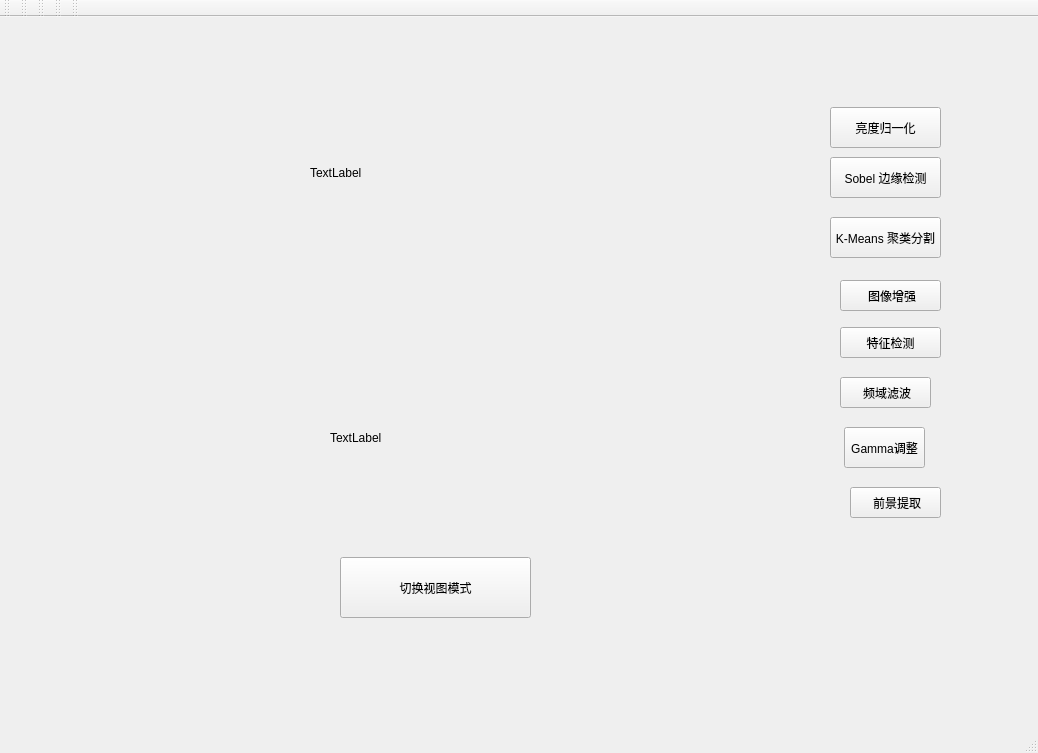
First picture: the form in mainwindow/mainwindow.ui, repository Ryan-Big-Data-grade24-scut/mainwindow3, before the edit.
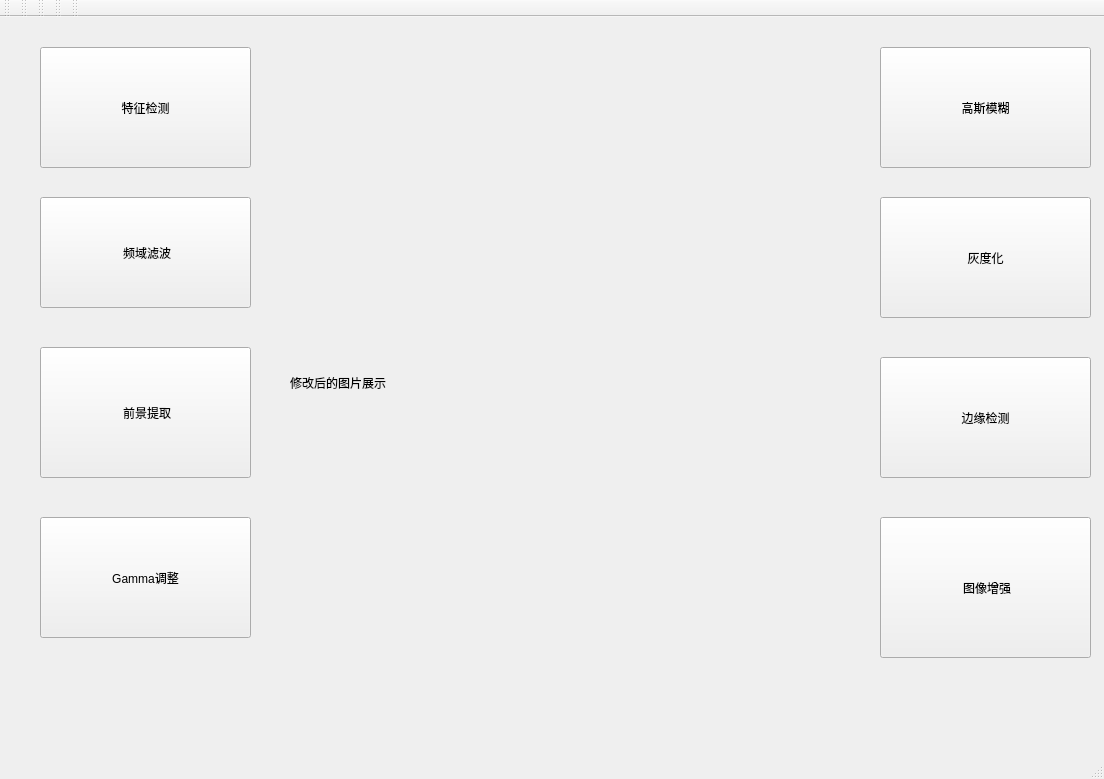
Second picture: the form after the edit. The open tabs and pages were chosen to show the change.

Commit message: 已经修改过了ui文件以及中文转英文的版本

The edit to the form file:
```diff
--- a/mainwindow/mainwindow.ui
+++ b/mainwindow/mainwindow.ui
@@ -6,8 +6,8 @@
    <rect>
     <x>0</x>
     <y>0</y>
-    <width>1038</width>
-    <height>753</height>
+    <width>1104</width>
+    <height>779</height>
    </rect>
   </property>
   <property name="windowTitle">
@@ -17,10 +17,10 @@
    <widget class="QStackedWidget" name="stackedWidget">
     <property name="geometry">
      <rect>
-      <x>10</x>
-      <y>10</y>
-      <width>1021</width>
-      <height>711</height>
+      <x>0</x>
+      <y>0</y>
+      <width>1111</width>
+      <height>741</height>
      </rect>
     </property>
     <property name="currentIndex">
@@ -446,67 +446,79 @@
      <widget class="QLabel" name="label_6">
       <property name="geometry">
        <rect>
-        <x>320</x>
-        <y>300</y>
-        <width>401</width>
-        <height>221</height>
+        <x>290</x>
+        <y>60</y>
+        <width>581</width>
+        <height>611</height>
        </rect>
       </property>
       <property name="styleSheet">
        <string notr="true">font: 26pt &quot;Microsoft YaHei UI&quot;;</string>
       </property>
       <property name="text">
-       <string>TextLabel</string>
+       <string>修改后的图片展示</string>
       </property>
      </widget>
      <widget class="QPushButton" name="pushButton_gaussian">
       <property name="geometry">
        <rect>
-        <x>820</x>
-        <y>80</y>
-        <width>111</width>
-        <height>41</height>
+        <x>880</x>
+        <y>30</y>
+        <width>211</width>
+        <height>121</height>
        </rect>
       </property>
+      <property name="styleSheet">
+       <string notr="true">font: 20pt &quot;Agency FB&quot;;</string>
+      </property>
       <property name="text">
-       <string>亮度归一化</string>
+       <string>高斯模糊</string>
       </property>
      </widget>
      <widget class="QPushButton" name="pushButton_gray">
       <property name="geometry">
        <rect>
-        <x>820</x>
-        <y>130</y>
-        <width>111</width>
-        <height>41</height>
+        <x>880</x>
+        <y>180</y>
+        <width>211</width>
+        <height>121</height>
        </rect>
       </property>
+      <property name="styleSheet">
+       <string notr="true">font: 22pt &quot;Agency FB&quot;;</string>
+      </property>
       <property name="text">
-       <string>Sobel 边缘检测</string>
+       <string>灰度化</string>
       </property>
      </widget>
      <widget class="QPushButton" name="pushButton_canny">
       <property name="geometry">
        <rect>
-        <x>820</x>
-        <y>190</y>
-        <width>111</width>
-        <height>41</height>
+        <x>880</x>
+        <y>340</y>
+        <width>211</width>
+        <height>121</height>
        </rect>
       </property>
+      <property name="styleSheet">
+       <string notr="true">font: 22pt &quot;Agency FB&quot;;</string>
+      </property>
       <property name="text">
-       <string>K-Means 聚类分割</string>
+       <string>边缘检测</string>
       </property>
      </widget>
      <widget class="QPushButton" name="pushButton_effectA">
       <property name="geometry">
        <rect>
-        <x>830</x>
-        <y>253</y>
-        <width>101</width>
-        <height>31</height>
+        <x>880</x>
+        <y>500</y>
+        <width>211</width>
+        <height>141</height>
        </rect>
       </property>
+      <property name="styleSheet">
+       <string notr="true">font: 22pt &quot;Agency FB&quot;;</string>
+      </property>
       <property name="text">
        <string>	图像增强</string>
       </property>
@@ -514,12 +526,15 @@
      <widget class="QPushButton" name="pushButton_effectB">
       <property name="geometry">
        <rect>
-        <x>830</x>
-        <y>300</y>
-        <width>101</width>
-        <height>31</height>
+        <x>40</x>
+        <y>30</y>
+        <width>211</width>
+        <height>121</height>
        </rect>
       </property>
+      <property name="styleSheet">
+       <string notr="true">font: 22pt &quot;Agency FB&quot;;</string>
+      </property>
       <property name="text">
        <string>特征检测</string>
       </property>
@@ -527,12 +542,15 @@
      <widget class="QPushButton" name="pushButton_effectC">
       <property name="geometry">
        <rect>
-        <x>830</x>
-        <y>350</y>
-        <width>91</width>
-        <height>31</height>
+        <x>40</x>
+        <y>180</y>
+        <width>211</width>
+        <height>111</height>
        </rect>
       </property>
+      <property name="styleSheet">
+       <string notr="true">font: 22pt &quot;Agency FB&quot;;</string>
+      </property>
       <property name="text">
        <string>	频域滤波</string>
       </property>
@@ -540,12 +558,15 @@
      <widget class="QPushButton" name="pushButton_effectD">
       <property name="geometry">
        <rect>
-        <x>834</x>
-        <y>400</y>
-        <width>81</width>
-        <height>41</height>
+        <x>40</x>
+        <y>500</y>
+        <width>211</width>
+        <height>121</height>
        </rect>
       </property>
+      <property name="styleSheet">
+       <string notr="true">font: 22pt &quot;Agency FB&quot;;</string>
+      </property>
       <property name="text">
        <string>Gamma调整</string>
       </property>
@@ -553,48 +574,19 @@
      <widget class="QPushButton" name="pushButton_effectE">
       <property name="geometry">
        <rect>
-        <x>840</x>
-        <y>460</y>
-        <width>91</width>
-        <height>31</height>
+        <x>40</x>
+        <y>330</y>
+        <width>211</width>
+        <height>131</height>
        </rect>
       </property>
+      <property name="styleSheet">
+       <string notr="true">font: 22pt &quot;Agency FB&quot;;</string>
+      </property>
       <property name="text">
        <string>	前景提取</string>
       </property>
      </widget>
-     <widget class="QLabel" name="label_originalImage">
-      <property name="geometry">
-       <rect>
-        <x>300</x>
-        <y>50</y>
-        <width>391</width>
-        <height>191</height>
-       </rect>
-      </property>
-      <property name="styleSheet">
-       <string notr="true">font: 26pt &quot;Microsoft YaHei UI&quot;;</string>
-      </property>
-      <property name="text">
-       <string>TextLabel</string>
-      </property>
-     </widget>
-     <widget class="QPushButton" name="switchViewModeButton">
-      <property name="geometry">
-       <rect>
-        <x>330</x>
-        <y>530</y>
-        <width>191</width>
-        <height>61</height>
-       </rect>
-      </property>
-      <property name="styleSheet">
-       <string notr="true">font: 20pt &quot;Microsoft YaHei UI&quot;;</string>
-      </property>
-      <property name="text">
-       <string>切换视图模式</string>
-      </property>
-     </widget>
     </widget>
    </widget>
   </widget>
```
Left out of the diff: 234 changed lines with no effect on the pictures. The commit also changes 2 other files.
